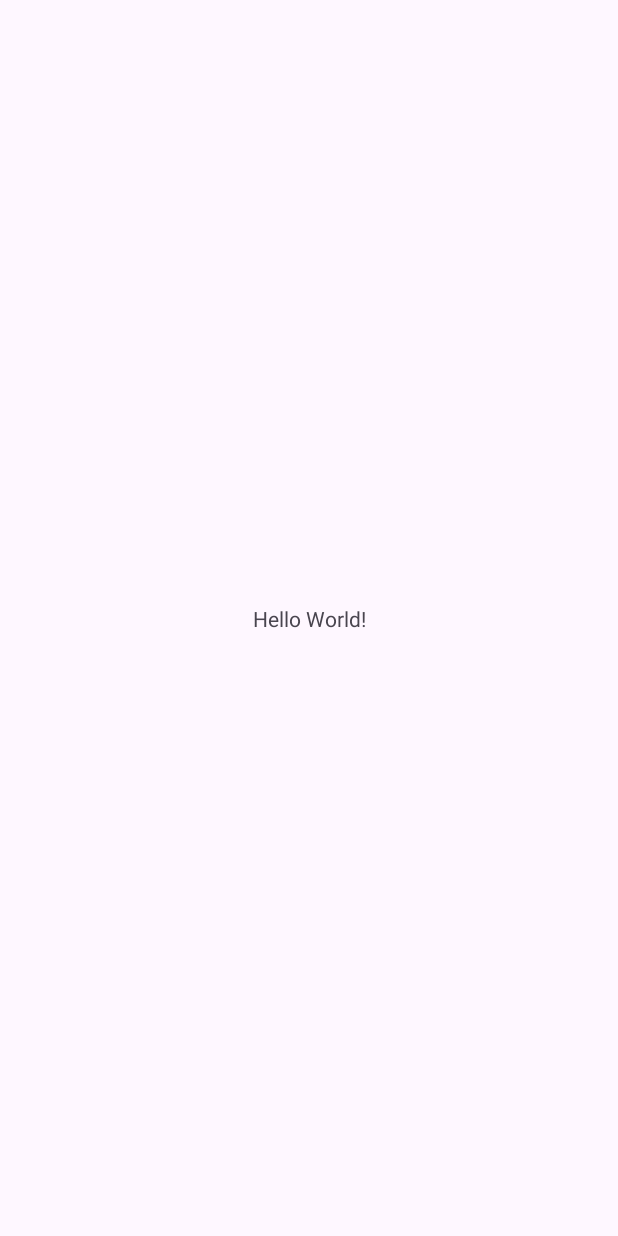
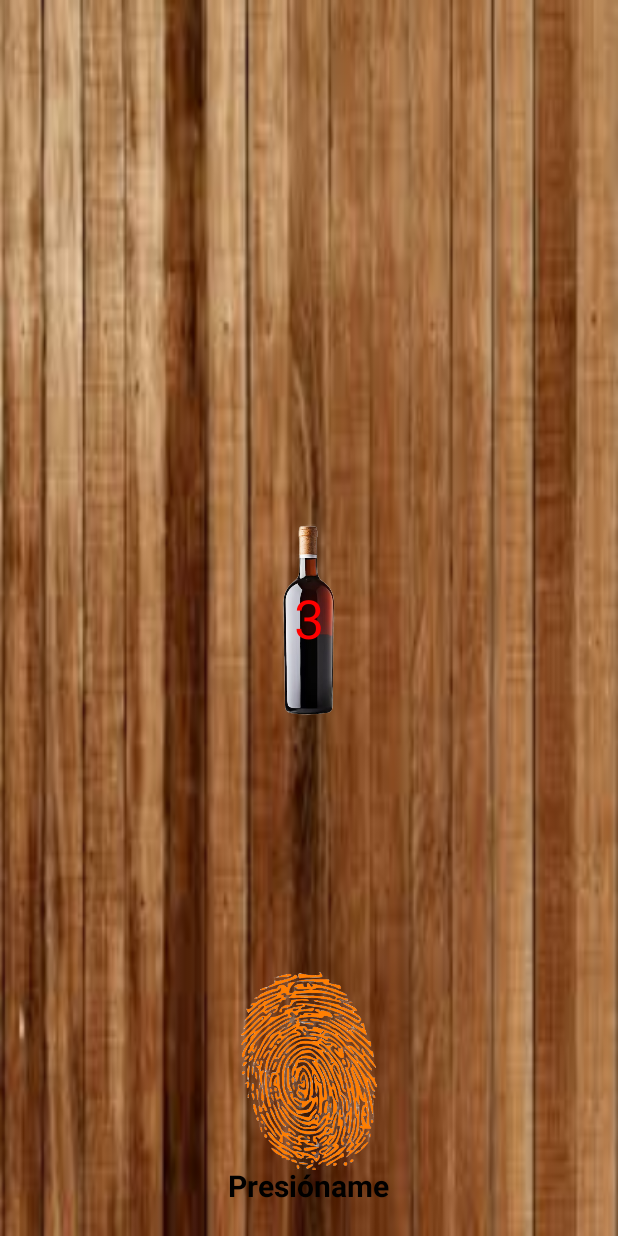
Before and after one commit to kelly103312/equipoCuatro, an Android app: the screen it shows after launch (MainActivity before the commit, HomeActivity after it), on a phone screen of 412 x 824 dp. Before the commit the screen is almost empty. Run offline under Robolectric (Android 15) with nearby library versions, the phone set to English and light mode, and no system bars.

Commit message:
se realizaron las HU1 y HU2 solo falta añadir el toolbar

```diff
--- /dev/null
+++ b/app/src/main/java/com/example/miniproyecto1/view/HomeActivity.kt
@@ -0,0 +1,82 @@
+package com.example.miniproyecto1.view
+
+import android.media.MediaPlayer
+import android.os.Bundle
+import android.os.CountDownTimer
+import android.view.animation.Animation
+import android.view.animation.RotateAnimation
+import android.widget.ImageButton
+import android.widget.ImageView
+import android.widget.TextView
+import androidx.appcompat.app.AppCompatActivity
+import com.example.miniproyecto1.R
+import kotlin.random.Random
+
+class HomeActivity : AppCompatActivity() {
+    private lateinit var mediaPlayer: MediaPlayer
+    private lateinit var botella: ImageView
+    private lateinit var botonGirar: ImageButton
+    private lateinit var countdownText: TextView
+
+    override fun onCreate(savedInstanceState: Bundle?) {
+        super.onCreate(savedInstanceState)
+        setContentView(R.layout.activity_home)
+
+        mediaPlayer = MediaPlayer.create(this, R.raw.fondo_musica)
+
+        botella = findViewById(R.id.bottleImage)
+        botonGirar = findViewById(R.id.spinButton)
+        countdownText = findViewById(R.id.countdownText)
+
+        botonGirar.setOnClickListener {
+            if (!mediaPlayer.isPlaying) {
+                mediaPlayer.start()
+            }
+            iniciarCuentaRegresiva()
+        }
+    }
+
+    private fun iniciarCuentaRegresiva() {
+        object : CountDownTimer(3000, 1000) {
+            override fun onTick(millisUntilFinished: Long) {
+                val segundosRestantes = (millisUntilFinished / 1000).toInt() + 1
+                countdownText.text = segundosRestantes.toString()
+            }
+
+            override fun onFinish() {
+                countdownText.text = "0"
+                girarBotella()
+            }
+        }.start()
+    }
+
+    private fun girarBotella() {
+        val anguloAleatorio = Random.nextInt(1800, 3600).toFloat()
+
+        val rotateAnimation = RotateAnimation(
+            0f, anguloAleatorio,
+            Animation.RELATIVE_TO_SELF, 0.5f,
+            Animation.RELATIVE_TO_SELF, 0.5f
+        ).apply {
+            duration = 3000
+            fillAfter = true
+        }
+
+        botella.startAnimation(rotateAnimation)
+        resetCountdown()
+
+        mediaPlayer.setOnCompletionListener {
+            mediaPlayer.pause()
+            mediaPlayer.seekTo(0)
+        }
+    }
+
+    private fun resetCountdown() {
+        countdownText.text = "3"
+    }
+
+    override fun onDestroy() {
+        super.onDestroy()
+        mediaPlayer.release()
+    }
+}
--- a/app/src/main/java/com/example/miniproyecto1/view/SplashActivity.kt
+++ b/app/src/main/java/com/example/miniproyecto1/view/SplashActivity.kt
@@ -29,7 +29,7 @@ class SplashActivity : AppCompatActivity() {
             delay(3000) // Cambia el tiempo a 3000 ms (3 segundos) o lo que consideres necesario
 
             // Navegar al MainActivity después del splash
-            val intent = Intent(this@SplashActivity, MainActivity::class.java)
+            val intent = Intent(this@SplashActivity, HomeActivity::class.java)
             startActivity(intent)
             finish() // Cierra la actividad para que no se pueda volver al splash con el botón atrás
         }
--- /dev/null
+++ b/app/src/main/res/layout/activity_home.xml
@@ -0,0 +1,49 @@
+<RelativeLayout xmlns:android="http://schemas.android.com/apk/res/android"
+    android:layout_width="match_parent"
+    android:layout_height="match_parent"
+    android:background="@drawable/fondo_madera">
+
+    <ImageView
+        android:id="@+id/bottleImage"
+        android:layout_width="150dp"
+        android:layout_height="wrap_content"
+        android:src="@drawable/botella"
+        android:layout_centerInParent="true"
+        android:rotation="0" />
+
+    <TextView
+        android:id="@+id/countdownText"
+        android:layout_width="wrap_content"
+        android:layout_height="wrap_content"
+        android:text="3"
+        android:textSize="36sp"
+        android:textColor="#FF0000"
+        android:layout_centerInParent="true" />
+
+    <FrameLayout
+        android:layout_width="200dp"
+        android:layout_height="200dp"
+        android:layout_alignParentBottom="true"
+        android:layout_centerHorizontal="true"
+        android:layout_marginBottom="10dp">
+
+        <ImageButton
+            android:id="@+id/spinButton"
+            android:layout_width="match_parent"
+            android:layout_height="match_parent"
+            android:src="@drawable/tu_imagen_boton"
+            android:background="@null"
+            android:scaleType="fitCenter" />
+
+        <TextView
+            android:id="@+id/buttonText"
+            android:layout_width="wrap_content"
+            android:layout_height="wrap_content"
+            android:text="Presióname"
+            android:textColor="#000000"
+            android:textSize="20sp"
+            android:textStyle="bold"
+            android:layout_gravity="bottom|center_horizontal"
+            android:layout_marginBottom="10dp" />
+    </FrameLayout>
+</RelativeLayout>
```
Also changed, not shown: app/build.gradle.kts (+6 -2 lines), app/src/main/AndroidManifest.xml (+6 -2 lines), app/src/main/res/drawable/botella.png (added), app/src/main/res/drawable/fondo_madera.jpeg (added), app/src/main/res/drawable/ic_bottle_anim.gif, app/src/main/res/drawable/tu_imagen_boton.png (added), build.gradle.kts (line endings or trailing spaces), gradle/wrapper/gradle-wrapper.properties, 1 other file.
